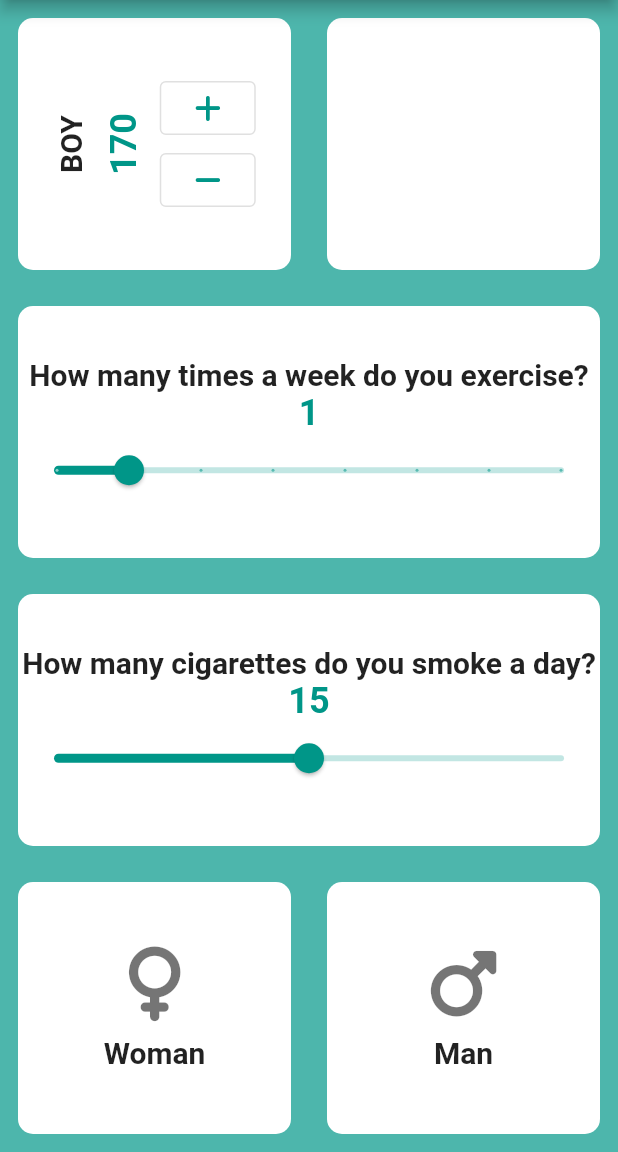
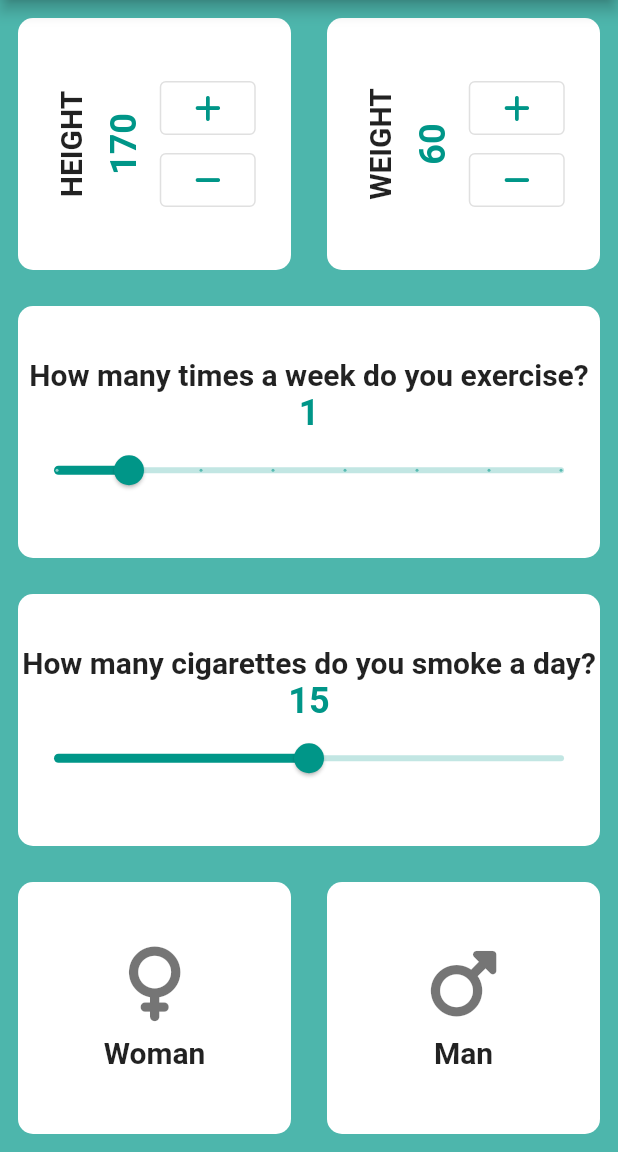
Before and after one commit to Surayya-code/lifeCycle, a Flutter app: the screen it shows after launch, on a phone screen of 412 x 824 dp, the part 84-1236 px from its top. Run offline on Flutter 3.47's test engine with Material 2 defaults, Android fonts, the phone set to English and light mode, and no system bars; our stand-ins replace font_awesome_flutter.

Commit message:
weight calculate

```diff
--- a/life_cycle/lib/presentation/screens/home/home_screen.dart
+++ b/life_cycle/lib/presentation/screens/home/home_screen.dart
@@ -18,6 +18,8 @@ class _HomeScreenState extends State<HomeScreen> {
   String? selectedGender;
   double cigarettes = 15.0;
   double gymDay = 1;
+  int heightSize = 170;
+  int weight = 60;
   @override
   Widget build(BuildContext context) {
     return Scaffold(
@@ -37,51 +39,13 @@ class _HomeScreenState extends State<HomeScreen> {
               children: [
                 Expanded(
                   child: MyContainer(
-                    child: Row(
-                      mainAxisAlignment: MainAxisAlignment.center,
-                      children: [
-                        RotatedBox(
-                            quarterTurns: -1,
-                            child: Text(
-                              "BOY",
-                              style: kTextStyle,
-                            )),
-                          const  SizedBox(width: 10,),
-                        RotatedBox(
-                            quarterTurns: -1,
-                            child: Text("170", style: kNumStyle)),
-                             const  SizedBox(width: 10,),
-                        Column(
-                          mainAxisAlignment: MainAxisAlignment.center,
-                          children: [
-                            ButtonTheme(
-                              minWidth: 36,
-                              child: OutlinedButton(
-                              style: OutlinedButton.styleFrom(
-                               foregroundColor: Colors.teal ),
-                                onPressed: (){
-                                print("ust button kliklendi");
-                              },
-                               child: const Icon(FontAwesomeIcons.plus,size: 20,),),
-                            ),
-                             ButtonTheme(
-                              minWidth: 36,
-                               child: OutlinedButton(
-                               style: OutlinedButton.styleFrom(
-                               foregroundColor: Colors.teal ),
-                                onPressed: (){
-                                print("alt button kliklendi");
-                                                         },
-                               child: const Icon(FontAwesomeIcons.minus,size: 20,),),
-                             ),
-                          ],
-                        ),
-                      ],
-                    ),
+                    child: outlinedButtonRow('HEIGHT',),
                   ),
                 ),
-                const Expanded(
-                  child: MyContainer(),
+                 Expanded(
+                  child: MyContainer(
+                     child: outlinedButtonRow('WEIGHT',),
+                  ),
                 ),
               ],
             ),
@@ -182,4 +146,67 @@ class _HomeScreenState extends State<HomeScreen> {
       ),
     );
   }
+
+  Row outlinedButtonRow(String label) {
+
+    return Row(
+      mainAxisAlignment: MainAxisAlignment.center,
+      children: [
+        RotatedBox(
+            quarterTurns: -1,
+            child: Text(
+             label,
+              style: kTextStyle,
+            )),
+        const SizedBox(
+          width: 10,
+        ),
+        RotatedBox(
+            quarterTurns: -1,
+            child: Text(
+              label=='HEIGHT'? heightSize.toString() : weight.toString(),
+              style: kNumStyle)),
+        const SizedBox(
+          width: 10,
+        ),
+        Column(
+          mainAxisAlignment: MainAxisAlignment.center,
+          children: [
+            ButtonTheme(
+              minWidth: 36,
+              child: OutlinedButton(
+                style: OutlinedButton.styleFrom(foregroundColor: Colors.teal),
+                onPressed: () {
+                  setState(() {
+                    label=='HEIGHT'? heightSize++ : weight++;
+                  });
+                  print("ust button kliklendi");
+                },
+                child: const Icon(
+                  FontAwesomeIcons.plus,
+                  size: 20,
+                ),
+              ),
+            ),
+            ButtonTheme(
+              minWidth: 36,
+              child: OutlinedButton(
+                style: OutlinedButton.styleFrom(foregroundColor: Colors.teal,),
+                onPressed: () {
+                  setState(() {
+                     label=='HEIGHT'? heightSize-- : weight--;
+                  });
+                  print("alt button kliklendi");
+                },
+                child: const Icon(
+                  FontAwesomeIcons.minus,
+                  size: 20,
+                ),
+              ),
+            ),
+          ],
+        ),
+      ],
+    );
+  }
 }
```
